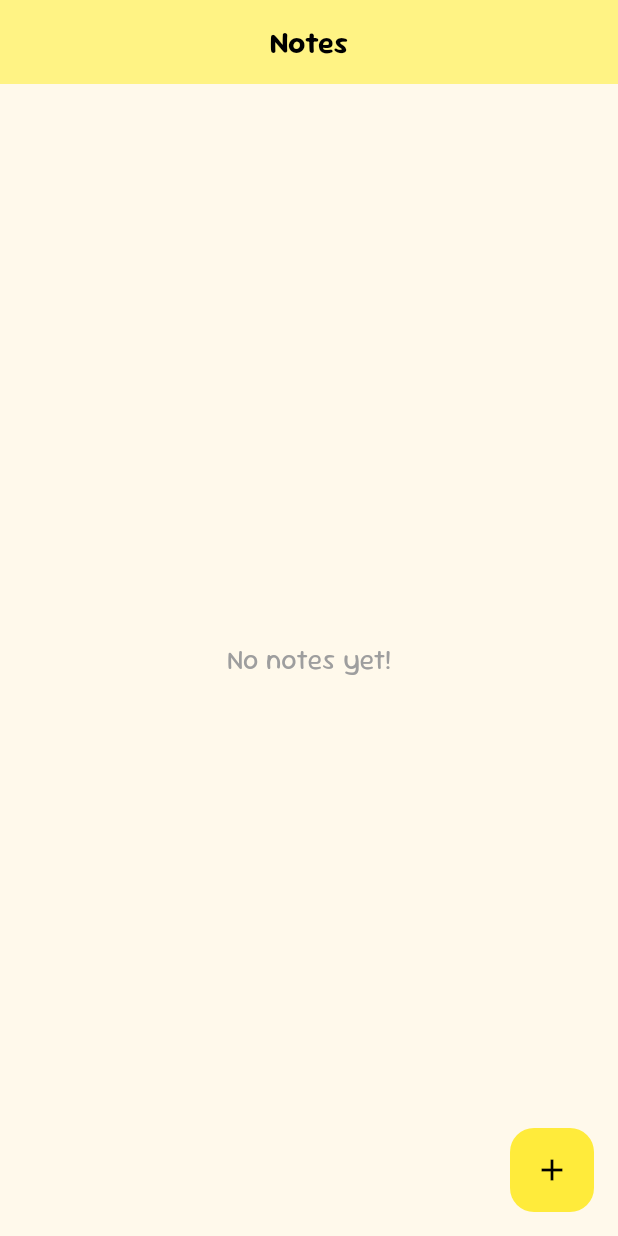
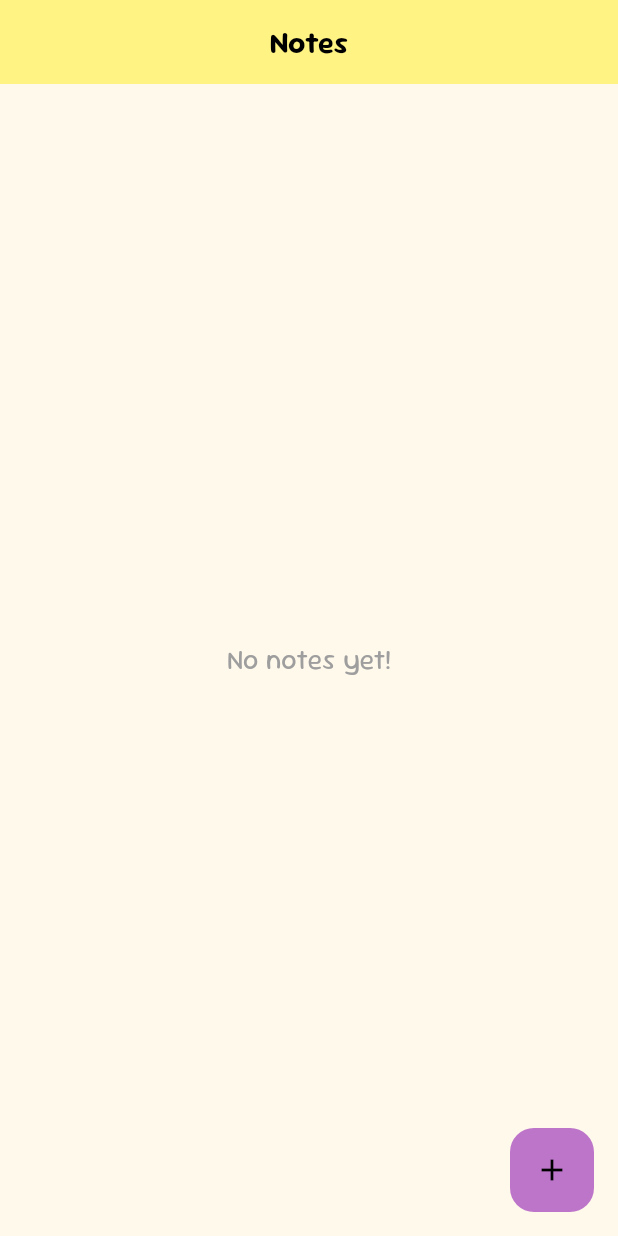
Before and after one commit to farrelputras/fp_tekber_kel4_notes, a Flutter app: the HomeScreen screen opened directly, on a phone screen of 412 x 824 dp. Run offline on Flutter 3.47's test engine with Material 3 defaults, Android fonts, the phone set to English and light mode, and no system bars.

Commit message:
jeje commit -jeje

```diff
--- a/lib/screens/home_screen.dart
+++ b/lib/screens/home_screen.dart
@@ -20,7 +20,7 @@ class HomeScreen extends StatelessWidget {
         ),
       ),
       floatingActionButton: FloatingActionButton(
-  backgroundColor: Colors.yellow,
+  backgroundColor: const Color.fromARGB(255, 189, 117, 202),
   elevation: 0,
   onPressed: () {
     Navigator.push(
```
